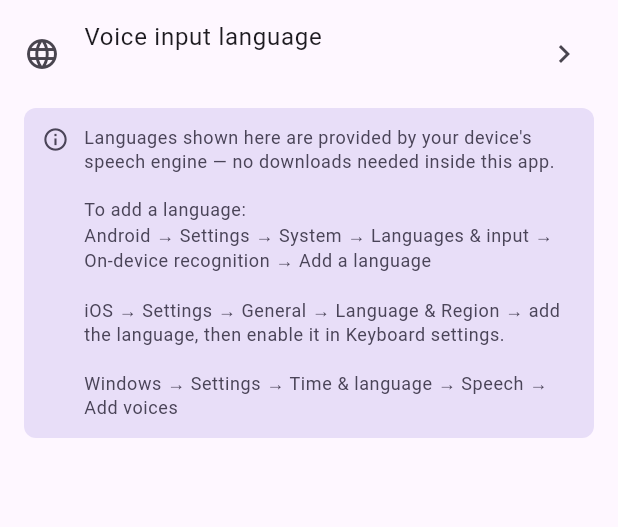
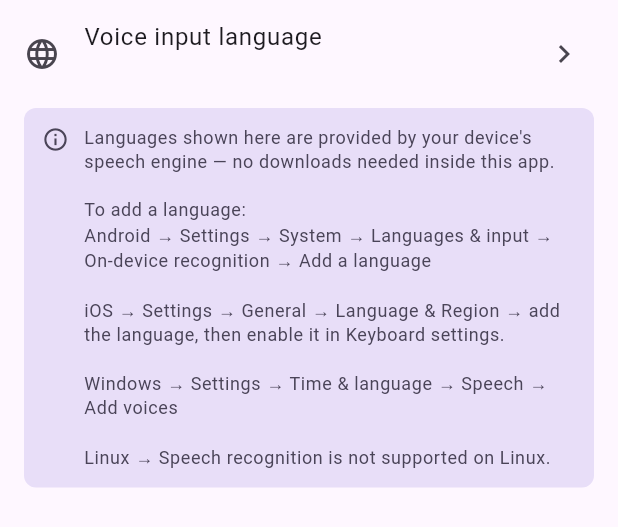
Before and after one commit to mitos-software-solutions/morse_comms, a Flutter app: the _SttLanguageTile widget shown alone on an empty page, opened directly with empty values, on a phone screen of 412 x 824 dp. Shown: the top 527 px of the screen. Run offline on Flutter 3.47's test engine with Material 3 defaults, Android fonts, the phone set to English and light mode, and no system bars; our stand-ins replace flutter_bloc, get_it, go_router, injectable, package_info_plus, share_plus and 2 more; missing offline and left inert: file_selector, flutter_soloud, record; accounts and stored records are empty.

Commit message:
added linux support

```diff
--- a/lib/features/encoder/ui/encoder_screen.dart
+++ b/lib/features/encoder/ui/encoder_screen.dart
@@ -1,3 +1,4 @@
+import 'package:flutter/foundation.dart' show defaultTargetPlatform, TargetPlatform;
 import 'package:flutter/material.dart';
 import 'package:flutter_bloc/flutter_bloc.dart';
 
@@ -82,11 +83,13 @@ class _EncoderViewState extends State<_EncoderView> {
                   Expanded(
                     child: TextField(
                       controller: _controller,
-                      decoration: const InputDecoration(
+                      decoration: InputDecoration(
                         labelText: 'Enter text',
-                        hintText: 'Type or tap the mic',
-                        border: OutlineInputBorder(),
-                        suffixIcon: Icon(Icons.keyboard),
+                        hintText: defaultTargetPlatform == TargetPlatform.linux
+                            ? 'Type text to encode'
+                            : 'Type or tap the mic',
+                        border: const OutlineInputBorder(),
+                        suffixIcon: const Icon(Icons.keyboard),
                       ),
                       textCapitalization: TextCapitalization.characters,
                       onChanged: (text) => context
@@ -94,6 +97,7 @@ class _EncoderViewState extends State<_EncoderView> {
                           .add(EncoderTextChanged(text)),
                     ),
                   ),
+                  if (defaultTargetPlatform != TargetPlatform.linux) ...[
                     const SizedBox(width: 10),
                     // --- Mic button ---
                     BlocBuilder<EncoderBloc, EncoderState>(
@@ -117,7 +121,8 @@ class _EncoderViewState extends State<_EncoderView> {
                               }
                             },
                             style: FilledButton.styleFrom(
-                            padding: const EdgeInsets.symmetric(horizontal: 14),
+                              padding:
+                                  const EdgeInsets.symmetric(horizontal: 14),
                               backgroundColor: isListening
                                   ? Theme.of(context).colorScheme.error
                                   : Theme.of(context)
@@ -138,9 +143,11 @@ class _EncoderViewState extends State<_EncoderView> {
                       },
                     ),
                   ],
+                ],
               ),
 
-              // --- Listening / error status ---
+              // --- Listening / error status (hidden on Linux — no STT support) ---
+              if (defaultTargetPlatform != TargetPlatform.linux)
                 BlocBuilder<EncoderBloc, EncoderState>(
                   buildWhen: (prev, cur) => prev.sttStatus != cur.sttStatus,
                   builder: (context, state) {
--- a/lib/features/settings/ui/settings_screen.dart
+++ b/lib/features/settings/ui/settings_screen.dart
@@ -1,3 +1,4 @@
+import 'package:flutter/foundation.dart' show defaultTargetPlatform, TargetPlatform;
 import 'package:flutter/material.dart';
 import 'package:flutter_bloc/flutter_bloc.dart';
 import 'package:package_info_plus/package_info_plus.dart';
@@ -38,6 +39,7 @@ class SettingsScreen extends StatelessWidget {
                 value: state.sideTone,
                 onChanged: cubit.setSideTone,
               ),
+              if (defaultTargetPlatform != TargetPlatform.linux) ...[
                 const SizedBox(height: 16),
                 _SectionHeader('Speech Recognition'),
                 _SttLanguageTile(
@@ -45,6 +47,7 @@ class SettingsScreen extends StatelessWidget {
                   locales: state.sttLocales,
                   onChanged: cubit.setSttLocaleId,
                 ),
+              ],
               const SizedBox(height: 16),
               _SectionHeader('Support & Contribute'),
               const _SupportSection(),
@@ -451,7 +454,8 @@ class _SttLanguageTile extends StatelessWidget {
                     'iOS → Settings → General → Language & Region → '
                     'add the language, then enable it in Keyboard settings.\n\n'
                     'Windows → Settings → Time & language → Speech → '
-                    'Add voices',
+                    'Add voices\n\n'
+                    'Linux → Speech recognition is not supported on Linux.',
                     style: Theme.of(context).textTheme.bodySmall?.copyWith(
                           color: Theme.of(context)
                               .colorScheme
--- a/pubspec.yaml
+++ b/pubspec.yaml
@@ -75,7 +75,7 @@ flutter_launcher_icons:
     image_path: "icons.png"
   linux:
     generate: true
-    image_path: "icons.png"
+    image_path: "assets/icon/Morse_Comms_icon.png"
 
 flutter:
   uses-material-design: true
```
Also changed, not shown: 5 other files. Lines whose indentation alone changed are shown as unchanged.
